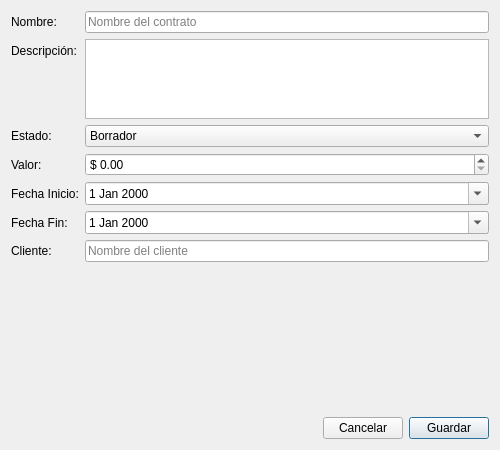
This is contractdialog.ui in crondonb890517/contro-qt6 as Qt 5 draws it before an edit. The edited form follows.
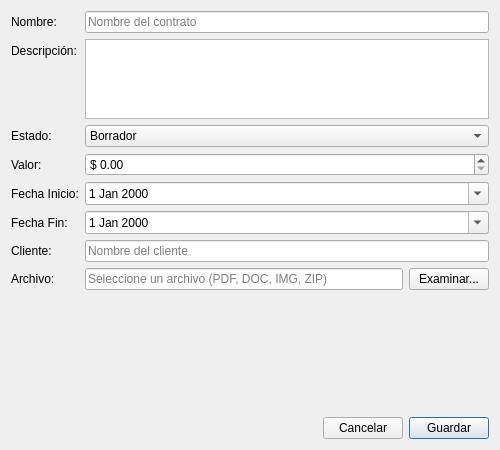
This is the edited form.

What changed in the file:
```diff
--- a/contractdialog.ui
+++ b/contractdialog.ui
@@ -150,6 +150,34 @@
        </property>
       </widget>
      </item>
+     <item row="7" column="0">
+      <widget class="QLabel" name="labelArchivo">
+       <property name="text">
+        <string>Archivo:</string>
+       </property>
+      </widget>
+     </item>
+     <item row="7" column="1">
+      <layout class="QHBoxLayout" name="horizontalLayoutArchivo">
+       <item>
+        <widget class="QLineEdit" name="lineEditArchivo">
+         <property name="readOnly">
+          <bool>true</bool>
+         </property>
+         <property name="placeholderText">
+          <string>Seleccione un archivo (PDF, DOC, IMG, ZIP)</string>
+         </property>
+        </widget>
+       </item>
+       <item>
+        <widget class="QPushButton" name="pushButtonExaminar">
+         <property name="text">
+          <string>Examinar...</string>
+         </property>
+        </widget>
+       </item>
+      </layout>
+     </item>
     </layout>
    </item>
    <item>
```
